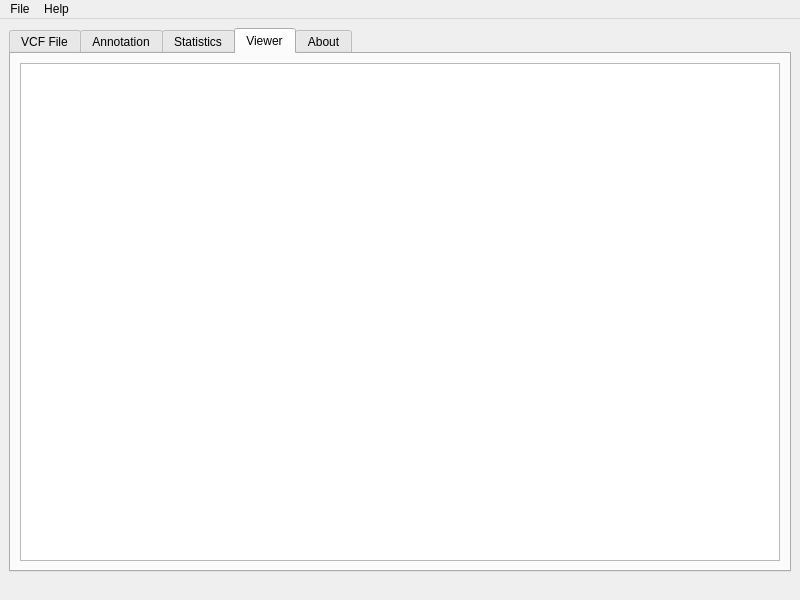
The window that MetallaxisGui.ui (seanlaidlaw/Metallaxis) describes before a commit, drawn with Qt 5.
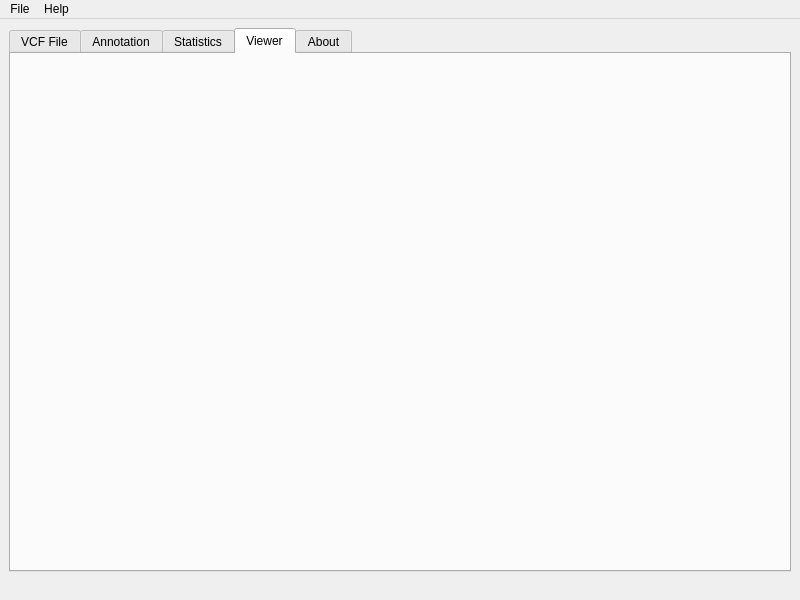
The same window after the commit. The open tabs and pages were chosen to show the change.

Commit message: show 'detected filetype' on interface instead of by print()

```diff
--- a/MetallaxisGui.ui
+++ b/MetallaxisGui.ui
@@ -17,7 +17,7 @@
    <property name="layoutDirection">
     <enum>Qt::LeftToRight</enum>
    </property>
-   <layout class="QHBoxLayout" name="horizontalLayout_4">
+   <layout class="QVBoxLayout" name="verticalLayout_5">
     <item>
      <widget class="QTabWidget" name="tabWidget">
       <property name="enabled">
@@ -299,27 +299,7 @@
        <attribute name="title">
         <string>Viewer</string>
        </attribute>
-       <layout class="QFormLayout" name="formLayout_2">
-        <property name="fieldGrowthPolicy">
-         <enum>QFormLayout::FieldsStayAtSizeHint</enum>
-        </property>
-        <item row="3" column="0" colspan="2">
-         <widget class="QTableWidget" name="tableWidget">
-          <property name="minimumSize">
-           <size>
-            <width>256</width>
-            <height>0</height>
-           </size>
-          </property>
-          <property name="sortingEnabled">
-           <bool>true</bool>
-          </property>
-          <property name="wordWrap">
-           <bool>true</bool>
-          </property>
-         </widget>
-        </item>
-       </layout>
+       <layout class="QVBoxLayout" name="verticalLayout_6"/>
       </widget>
       <widget class="QWidget" name="about_tab">
        <attribute name="title">
```
Left out of the diff: 48 changed lines with no effect on the pictures. The commit also changes 1 other file.
